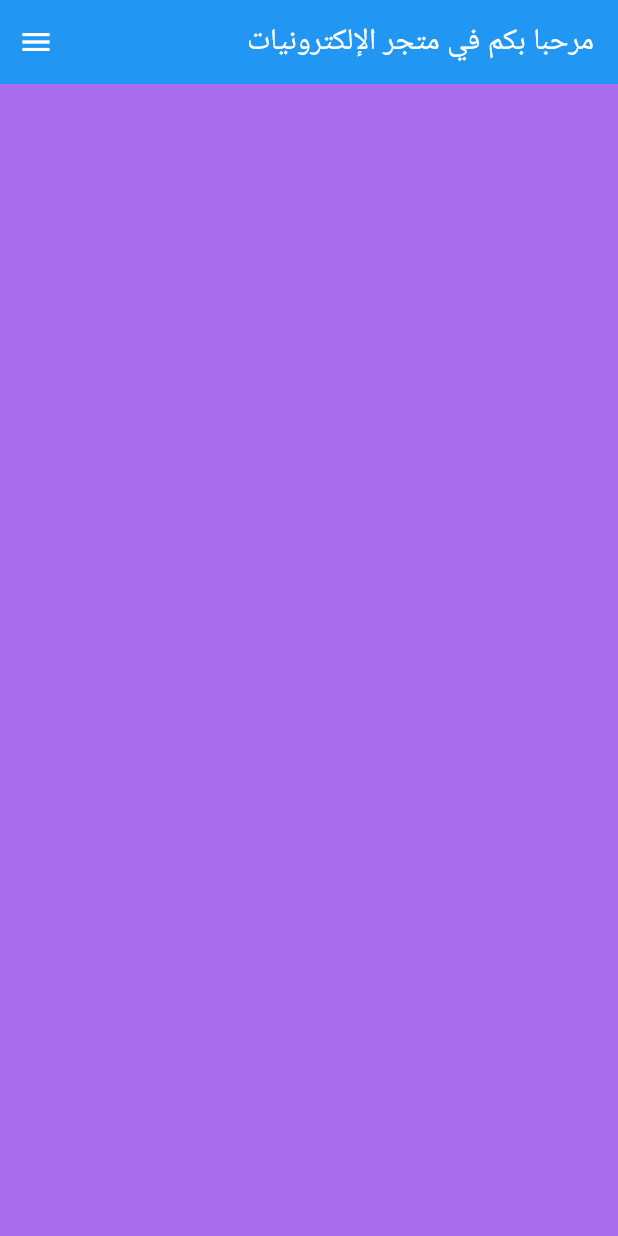
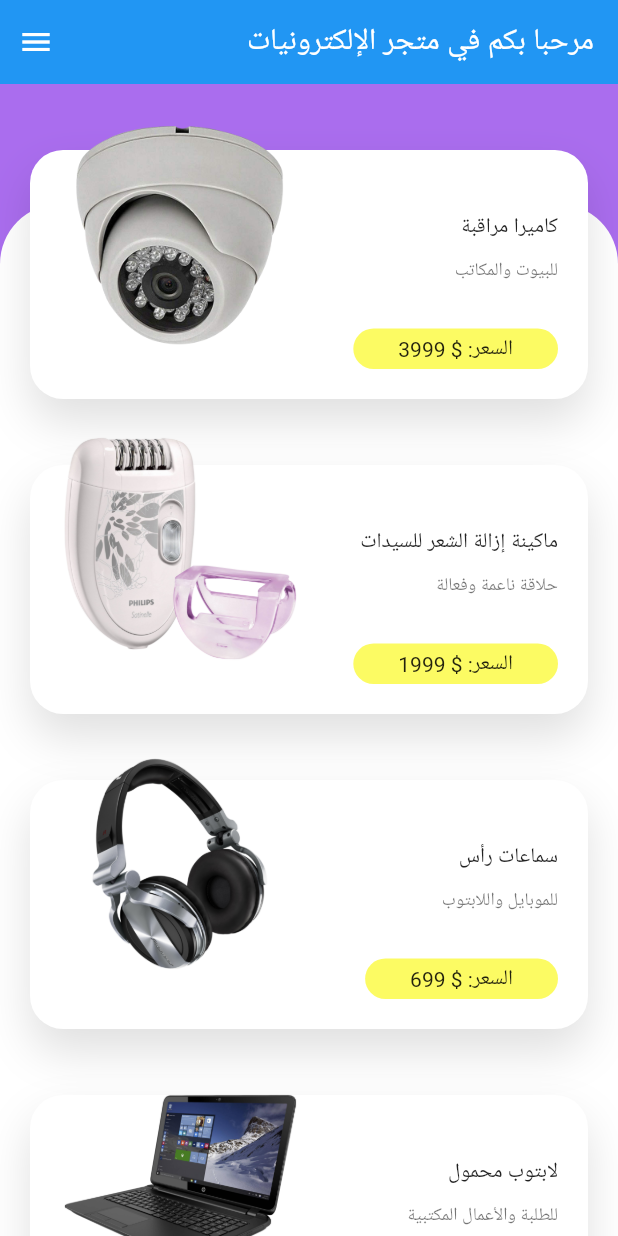
Before and after one commit to Sumaya-Ali/Electrical-store-app, a Flutter app: the screen it shows after launch, on a phone screen of 412 x 824 dp. Run offline on Flutter 3.47's test engine with Material 2 defaults, Android fonts, the phone set to English and light mode, and no system bars; our stand-ins replace google_fonts; Roboto replaces fonts that are missing (Almarai).

Commit message:
implementing home screen - product card

```diff
--- a/lib/constants.dart
+++ b/lib/constants.dart
@@ -2,7 +2,7 @@ import 'package:flutter/material.dart';
 
 const eBackgroundColor = Colors.white;
 const ePrimaryColor = Color.fromRGBO(170, 109, 238,1.0);
-const eSecondaryColor = Color.fromRGBO(151, 255, 159,1.0);
+const eSecondaryColor = Color.fromRGBO(252, 251, 99,1.0);
 const eTextColor = Color.fromRGBO(66, 3, 70,1.0);
 const eTextLightColor = Color.fromRGBO(169, 140, 171,1.0);
 
--- a/lib/models/product.dart
+++ b/lib/models/product.dart
@@ -1,14 +1,14 @@
 class Product {
-  final int? id,price;
-  final String? title,subtitle,desc,image;
+  final int id,price;
+  final String title,subtitle,desc,image;
 
   Product({
-    this.id,
-    this.title,
-    this.subtitle,
-    this.desc,
-    this.price,
-    this.image,
+   required this.id,
+   required this.title,
+   required this.subtitle,
+   required this.desc,
+   required this.price,
+   required this.image,
 });
 }
 
--- a/lib/screens/home_screen.dart
+++ b/lib/screens/home_screen.dart
@@ -1,4 +1,5 @@
 import 'package:electrical_store_app/constants.dart';
+import 'package:electrical_store_app/widgets/home_body.dart';
 import 'package:flutter/material.dart';
 import 'package:google_fonts/google_fonts.dart';
 
@@ -10,6 +11,7 @@ class HomeScreen extends StatelessWidget {
     return Scaffold(
       backgroundColor: ePrimaryColor,
       appBar: homeAppBar(),
+      body: HomeBody(),
     );
   }
 
--- /dev/null
+++ b/lib/widgets/home_body.dart
@@ -0,0 +1,41 @@
+import 'package:electrical_store_app/constants.dart';
+import 'package:electrical_store_app/models/product.dart';
+import 'package:electrical_store_app/widgets/product_card.dart';
+import 'package:flutter/cupertino.dart';
+import 'package:flutter/material.dart';
+
+class HomeBody extends StatelessWidget {
+  const HomeBody({Key? key}) : super(key: key);
+
+  @override
+  Widget build(BuildContext context) {
+    return SafeArea(
+      bottom: false,
+        child: Column(
+          children: [
+            SizedBox(height: eDefaultPadding / 2,),
+            Expanded(
+                child: Stack(
+                  children: [
+                    Container(
+                      decoration: BoxDecoration(
+                        color: eBackgroundColor,
+                        borderRadius: BorderRadius.only(
+                          topLeft: Radius.circular(40),
+                          topRight: Radius.circular(40),
+                        ),
+                      ),
+                      margin: EdgeInsets.only(
+                        top: 70.0,
+                      ),
+                    ),
+                    ListView.builder(
+                      itemCount: products.length,
+                      itemBuilder: (context,index) => ProductCard(itemIndex: index,product: products[index],),
+                    )
+                  ],
+                ))
+          ],
+    ));
+  }
+}
--- /dev/null
+++ b/lib/widgets/product_card.dart
@@ -0,0 +1,91 @@
+import 'package:electrical_store_app/constants.dart';
+import 'package:electrical_store_app/models/product.dart';
+import 'package:flutter/material.dart';
+
+class ProductCard extends StatelessWidget {
+  const ProductCard({
+    Key? key, required this.itemIndex,required this.product,
+  }) : super(key: key);
+
+  final int itemIndex;
+  final Product product;
+
+  @override
+  Widget build(BuildContext context) {
+    Size size =MediaQuery.of(context).size;
+    return Container(
+      // color: Colors.green,
+      height: 190.0,
+      margin: EdgeInsets.symmetric(
+        horizontal: eDefaultPadding,
+        vertical: eDefaultPadding /2,
+      ),
+      child: Stack(
+        alignment: Alignment.bottomCenter,
+        children: [
+          Container(
+            height: 166.0,
+            decoration: BoxDecoration(
+                borderRadius: BorderRadius.circular(22),
+                color: eBackgroundColor,
+                boxShadow:[
+                  BoxShadow(
+                    offset: Offset(0,15),
+                    blurRadius: 25,
+                    color: Colors.black12,
+                  ),
+                ]
+            ),
+          ),
+          Positioned(
+            top: 0.0, left: 0.0,
+            child: Container(
+              // color: Colors.yellow,
+              padding: EdgeInsets.symmetric(horizontal: eDefaultPadding),
+              height: 160.0,
+              width: 200.0,
+              child: Image.asset(product.image,fit: BoxFit.contain,),
+            ),),
+          Positioned(
+            bottom: 0,
+            right: 0,
+            child: SizedBox(
+              height: 136.0,
+              width: size.width - 200,
+              child: Column(
+                crossAxisAlignment: CrossAxisAlignment.start,
+                children: [
+                  Spacer(),
+                  Padding(
+                    padding: const EdgeInsets.symmetric(horizontal: eDefaultPadding),
+                    child: Text(product.title,style: Theme.of(context).textTheme.bodyText1,),
+                  ),
+                  Spacer(),
+                  Padding(
+                    padding: const EdgeInsets.symmetric(horizontal: eDefaultPadding),
+                    child: Text(product.subtitle, style: Theme.of(context).textTheme.caption,),
+                  ),
+                  Spacer(),
+                  Padding(
+                    padding: const EdgeInsets.all(eDefaultPadding),
+                    child: Container(
+                      padding: const EdgeInsets.symmetric(
+                        horizontal: eDefaultPadding *1.5,
+                        vertical: eDefaultPadding/5,
+                      ),
+                      decoration: BoxDecoration(
+                        color: eSecondaryColor,
+                        borderRadius: BorderRadius.circular(22),
+                      ),
+                      child: Text('السعر: \$ ${product.price}'),
+                    ),
+                  ),
+                ],
+              ),
+            ),
+          ),
+        ],
+      ),
+    );
+  }
+}
```
